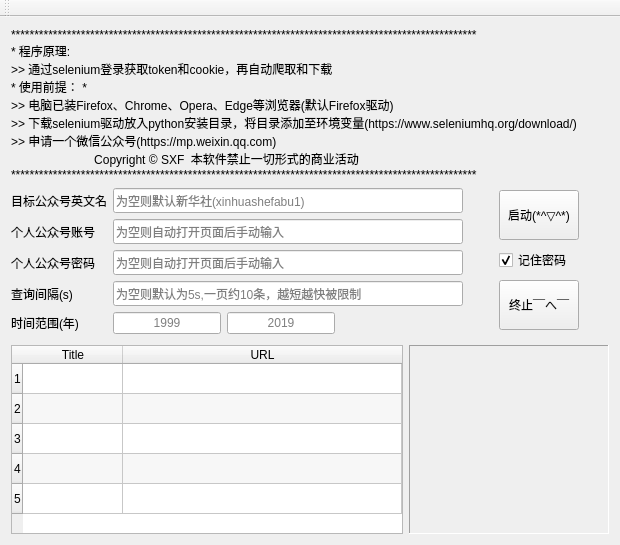
Old version of the form Qt/WeChat/mainwindow.ui in the repository 1061700625/WeChat_Article.
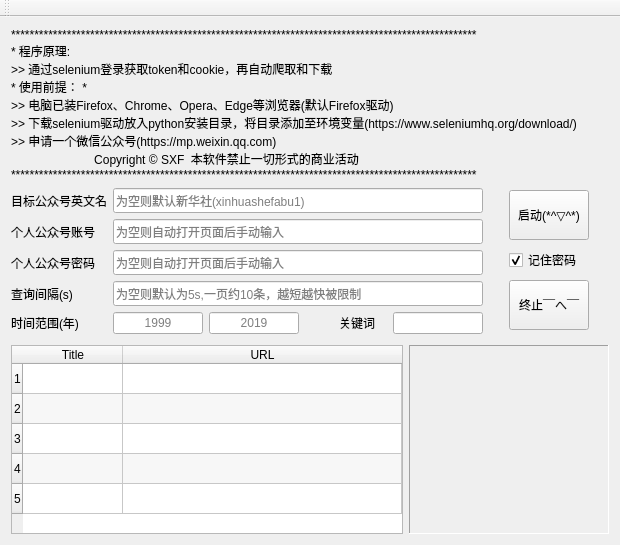
New version of the form. Icons and pictures are not drawn.

```diff
--- a/Qt/WeChat/mainwindow.ui
+++ b/Qt/WeChat/mainwindow.ui
@@ -180,12 +180,15 @@
      </layout>
     </item>
     <item row="1" column="0">
-     <layout class="QHBoxLayout" name="horizontalLayout" stretch="0,0,0,0">
+     <layout class="QHBoxLayout" name="horizontalLayout" stretch="1,0,0,0">
       <property name="sizeConstraint">
        <enum>QLayout::SetDefaultConstraint</enum>
       </property>
       <item>
        <layout class="QFormLayout" name="formLayout">
+        <property name="formAlignment">
+         <set>Qt::AlignLeading|Qt::AlignLeft|Qt::AlignVCenter</set>
+        </property>
         <item row="0" column="0">
          <widget class="QLabel" name="Label_target">
           <property name="text">
@@ -197,7 +200,7 @@
          <widget class="QLineEdit" name="LineEdit_target">
           <property name="minimumSize">
            <size>
-            <width>350</width>
+            <width>200</width>
             <height>25</height>
            </size>
           </property>
@@ -286,18 +289,24 @@
          </widget>
         </item>
         <item row="4" column="1">
-         <layout class="QHBoxLayout" name="horizontalLayout_3">
+         <layout class="QHBoxLayout" name="horizontalLayout_3" stretch="0,0,0,0,0">
+          <property name="spacing">
+           <number>6</number>
+          </property>
+          <property name="sizeConstraint">
+           <enum>QLayout::SetDefaultConstraint</enum>
+          </property>
           <item>
            <widget class="QLineEdit" name="lineEdit_timeStart">
             <property name="sizePolicy">
-             <sizepolicy hsizetype="Fixed" vsizetype="Fixed">
+             <sizepolicy hsizetype="Preferred" vsizetype="Fixed">
               <horstretch>0</horstretch>
               <verstretch>0</verstretch>
              </sizepolicy>
             </property>
             <property name="minimumSize">
              <size>
-              <width>50</width>
+              <width>20</width>
               <height>0</height>
              </size>
             </property>
@@ -331,6 +340,45 @@
             </property>
            </widget>
           </item>
+          <item>
+           <spacer name="horizontalSpacer_4">
+            <property name="orientation">
+             <enum>Qt::Horizontal</enum>
+            </property>
+            <property name="sizeHint" stdset="0">
+             <size>
+              <width>40</width>
+              <height>20</height>
+             </size>
+            </property>
+           </spacer>
+          </item>
+          <item>
+           <widget class="QLabel" name="label">
+            <property name="minimumSize">
+             <size>
+              <width>60</width>
+              <height>0</height>
+             </size>
+            </property>
+            <property name="text">
+             <string>关键词</string>
+            </property>
+            <property name="alignment">
+             <set>Qt::AlignCenter</set>
+            </property>
+           </widget>
+          </item>
+          <item>
+           <widget class="QLineEdit" name="lineEdit_keyword">
+            <property name="minimumSize">
+             <size>
+              <width>20</width>
+              <height>0</height>
+             </size>
+            </property>
+           </widget>
+          </item>
          </layout>
         </item>
        </layout>
@@ -342,7 +390,7 @@
         </property>
         <property name="sizeHint" stdset="0">
          <size>
-          <width>10</width>
+          <width>20</width>
           <height>20</height>
          </size>
         </property>
@@ -350,6 +398,9 @@
       </item>
       <item>
        <layout class="QVBoxLayout" name="verticalLayout">
+        <property name="leftMargin">
+         <number>0</number>
+        </property>
         <item>
          <widget class="QPushButton" name="pushButton_start">
           <property name="minimumSize">
@@ -419,7 +470,7 @@
         </property>
         <property name="sizeHint" stdset="0">
          <size>
-          <width>10</width>
+          <width>20</width>
           <height>20</height>
          </size>
         </property>
```
Left out of the diff: 4 changed lines with no effect on the pictures.
